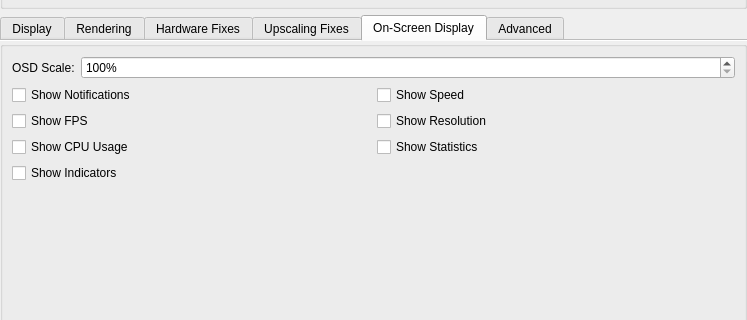
Qt form pcsx2-qt/Settings/GraphicsSettingsWidget.ui (Ps2lover/pcsx2) before a commit; both pictures show x 0 to 747 and y 82 to 402 of the 747 by 890 pixel window.
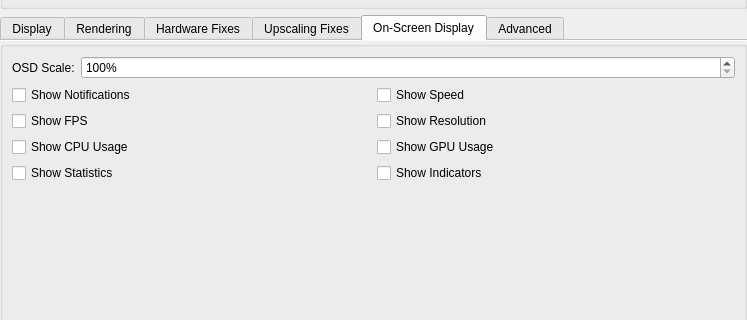
The same form after that commit. The open tabs and pages were chosen to show the change.

Diff of the .ui file:
```diff
--- a/pcsx2-qt/Settings/GraphicsSettingsWidget.ui
+++ b/pcsx2-qt/Settings/GraphicsSettingsWidget.ui
@@ -921,13 +921,20 @@
           </widget>
          </item>
          <item row="2" column="1">
+          <widget class="QCheckBox" name="osdShowGPU">
+           <property name="text">
+            <string>Show GPU Usage</string>
+           </property>
+          </widget>
+         </item>
+         <item row="3" column="0">
           <widget class="QCheckBox" name="osdShowGSStats">
            <property name="text">
             <string>Show Statistics</string>
            </property>
           </widget>
          </item>
-         <item row="3" column="0">
+         <item row="3" column="1">
           <widget class="QCheckBox" name="osdShowIndicators">
            <property name="text">
             <string>Show Indicators</string>
```
